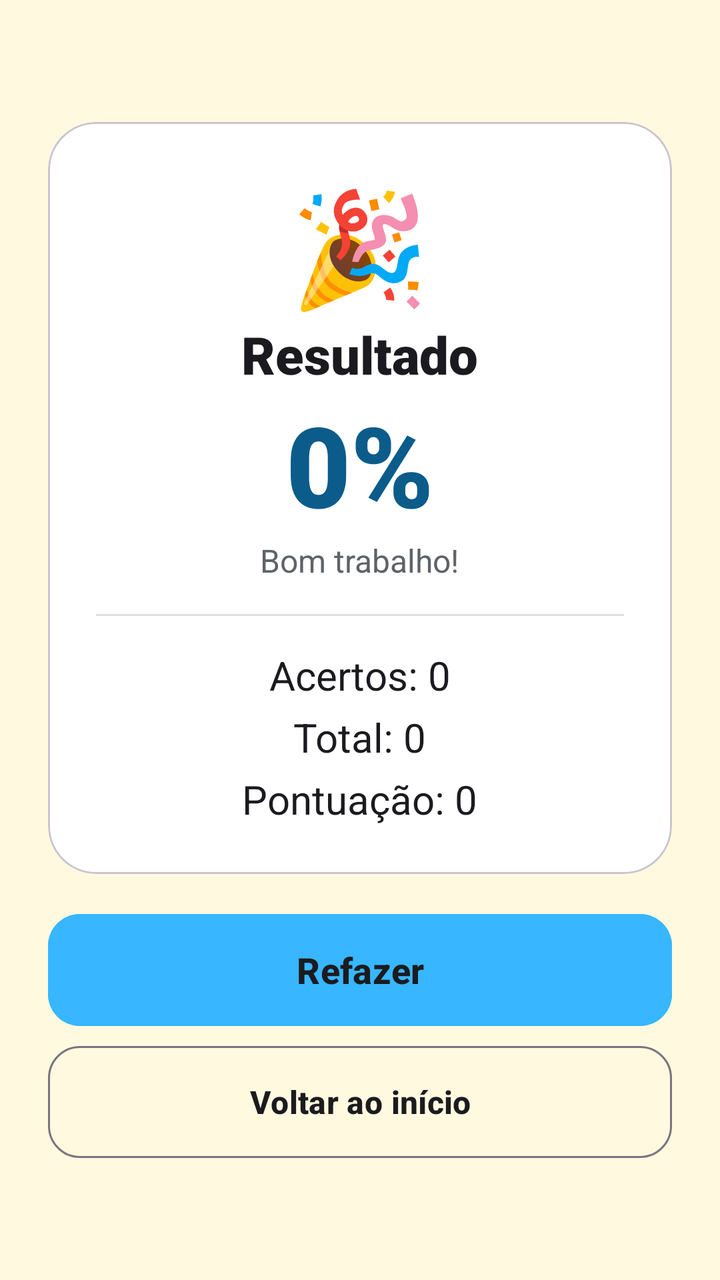
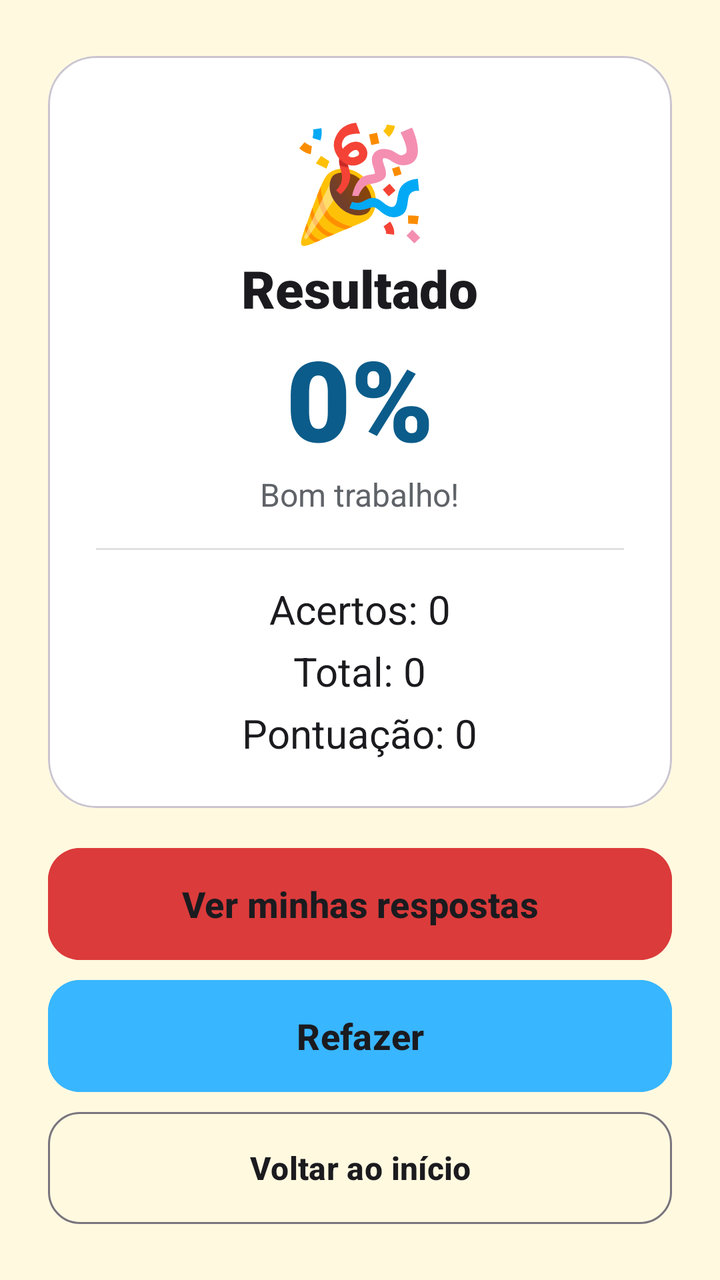

The first picture is an Android layout as it rendered before a commit; the second is the same layout after the commit. The layout source and the unified diff follow.
<!-- AndroidManifest.xml: application theme Theme.BrainUpPrototipo -->
<!-- res/layout/fragment_resultado.xml -->
<?xml version="1.0" encoding="utf-8"?>
<ScrollView xmlns:android="http://schemas.android.com/apk/res/android" xmlns:app="http://schemas.android.com/apk/res-auto" xmlns:tools="http://schemas.android.com/tools"
    android:layout_width="match_parent"
    android:layout_height="match_parent"
    android:background="@color/fundoApp"
    android:fillViewport="true">

    <LinearLayout
        android:layout_width="match_parent"
        android:layout_height="match_parent"
        android:gravity="center"
        android:orientation="vertical"
        android:padding="24dp">

        <com.google.android.material.card.MaterialCardView
            android:layout_width="match_parent"
            android:layout_height="wrap_content"
            app:cardBackgroundColor="@color/card_bg"
            app:cardCornerRadius="24dp"
            app:cardElevation="0dp">

            <LinearLayout
                android:layout_width="match_parent"
                android:layout_height="wrap_content"
                android:gravity="center_horizontal"
                android:orientation="vertical"
                android:padding="24dp">

                <TextView
                    android:id="@+id/textEmoji"
                    android:layout_width="wrap_content"
                    android:layout_height="wrap_content"
                    android:text="🎉"
                    android:textSize="56sp" />

                <TextView
                    android:id="@+id/textTitulo"
                    android:layout_width="wrap_content"
                    android:layout_height="wrap_content"
                    android:fontFamily="sans-serif-black"
                    android:text="Resultado"
                    android:textColor="@color/texto_primario"
                    android:textSize="26sp" />

                <TextView
                    android:id="@+id/textPorcentagem"
                    android:layout_width="wrap_content"
                    android:layout_height="wrap_content"
                    android:fontFamily="sans-serif-black"
                    android:text="0%"
                    android:textColor="@color/azul_escuro"
                    android:textSize="56sp" />

                <TextView
                    android:id="@+id/textMensagem"
                    android:layout_width="wrap_content"
                    android:layout_height="wrap_content"
                    android:gravity="center"
                    android:text="Bom trabalho!"
                    android:textColor="@color/texto_secundario"
                    android:textSize="16sp" />

                <View
                    android:layout_width="match_parent"
                    android:layout_height="1dp"
                    android:layout_marginVertical="16dp"
                    android:background="#1F000000" />

                <TextView
                    android:id="@+id/textAcertos"
                    android:layout_width="wrap_content"
                    android:layout_height="wrap_content"
                    android:text="Acertos: 0"
                    android:textColor="@color/texto_primario"
                    android:textSize="20sp" />

                <TextView
                    android:id="@+id/textTotal"
                    android:layout_width="wrap_content"
                    android:layout_height="wrap_content"
                    android:layout_marginTop="4dp"
                    android:text="Total: 0"
                    android:textColor="@color/texto_primario"
                    android:textSize="20sp" />

                <TextView
                    android:id="@+id/textPontos"
                    android:layout_width="wrap_content"
                    android:layout_height="wrap_content"
                    android:layout_marginTop="4dp"
                    android:text="Pontuação: 0"
                    android:textColor="@color/texto_primario"
                    android:textSize="20sp" />
            </LinearLayout>
        </com.google.android.material.card.MaterialCardView>

        <Button
            android:id="@+id/btRefazer"
            style="@style/BrainUp.Botao"
            android:layout_width="match_parent"
            android:layout_height="wrap_content"
            android:layout_marginTop="20dp"
            android:backgroundTint="@color/azul_app"
            android:text="Refazer" />

        <Button
            android:id="@+id/btiniciore"
            style="@style/BrainUp.Botao.Secundario"
            android:layout_width="match_parent"
            android:layout_height="wrap_content"
            android:layout_marginTop="10dp"
            android:text="Voltar ao início" />
    </LinearLayout>
</ScrollView>
<!-- resources referenced by this layout -->
<resources>
  <color name="azul_app">#38B6FF</color>
  <color name="azul_escuro">#0B5C8A</color>
  <color name="card_bg">#FFFFFF</color>
  <color name="fundoApp">#80fff3c2</color>
  <color name="texto_primario">#1B1B1F</color>
  <color name="texto_secundario">#5F6368</color>
  <style name="BrainUp.Botao" parent="Widget.Material3.Button">
          <item name="android:textSize">18sp</item>
          <item name="android:textAllCaps">false</item>
          <item name="android:textStyle">bold</item>
          <item name="android:minHeight">56dp</item>
          <item name="android:insetTop">0dp</item>
          <item name="android:insetBottom">0dp</item>
          <item name="cornerRadius">16dp</item>
      </style>
  <style name="BrainUp.Botao.Secundario" parent="Widget.Material3.Button.OutlinedButton">
          <item name="android:textSize">16sp</item>
          <item name="android:textAllCaps">false</item>
          <item name="android:textStyle">bold</item>
          <item name="android:minHeight">56dp</item>
          <item name="android:insetTop">0dp</item>
          <item name="android:insetBottom">0dp</item>
          <item name="android:textColor">@color/texto_primario</item>
          <item name="cornerRadius">16dp</item>
      </style>
  <style name="Theme.BrainUpPrototipo" parent="Base.Theme.BrainUpPrototipo" />
  <style name="Base.Theme.BrainUpPrototipo" parent="Theme.Material3.Light.NoActionBar">
          <item name="colorPrimary">@color/azul_app</item>
          <item name="colorOnPrimary">@color/texto_primario</item>
          <item name="android:windowBackground">@color/white</item>
          <item name="android:statusBarColor">@android:color/transparent</item>
          <item name="android:navigationBarColor">@android:color/transparent</item>
      </style>
  <color name="white">#FFFFFFFF</color>
</resources>

<!-- the commit's change to res/layout/fragment_resultado.xml (unified diff, before → after) -->
@@ -95,11 +95,20 @@
         </com.google.android.material.card.MaterialCardView>
 
         <Button
+            android:id="@+id/btRevisar"
+            style="@style/BrainUp.Botao"
+            android:layout_width="match_parent"
+            android:layout_height="wrap_content"
+            android:layout_marginTop="20dp"
+            android:backgroundTint="@color/portugues"
+            android:text="Ver minhas respostas" />
+
+        <Button
             android:id="@+id/btRefazer"
             style="@style/BrainUp.Botao"
             android:layout_width="match_parent"
             android:layout_height="wrap_content"
-            android:layout_marginTop="20dp"
+            android:layout_marginTop="10dp"
             android:backgroundTint="@color/azul_app"
             android:text="Refazer" />
 
<!-- resource entries referenced after the edit -->
@@ -4,6 +4,7 @@
   <color name="azul_escuro">#0B5C8A</color>
   <color name="card_bg">#FFFFFF</color>
   <color name="fundoApp">#80fff3c2</color>
+  <color name="portugues">#db3b3b</color>
   <color name="texto_primario">#1B1B1F</color>
   <color name="texto_secundario">#5F6368</color>
   <style name="BrainUp.Botao" parent="Widget.Material3.Button">
